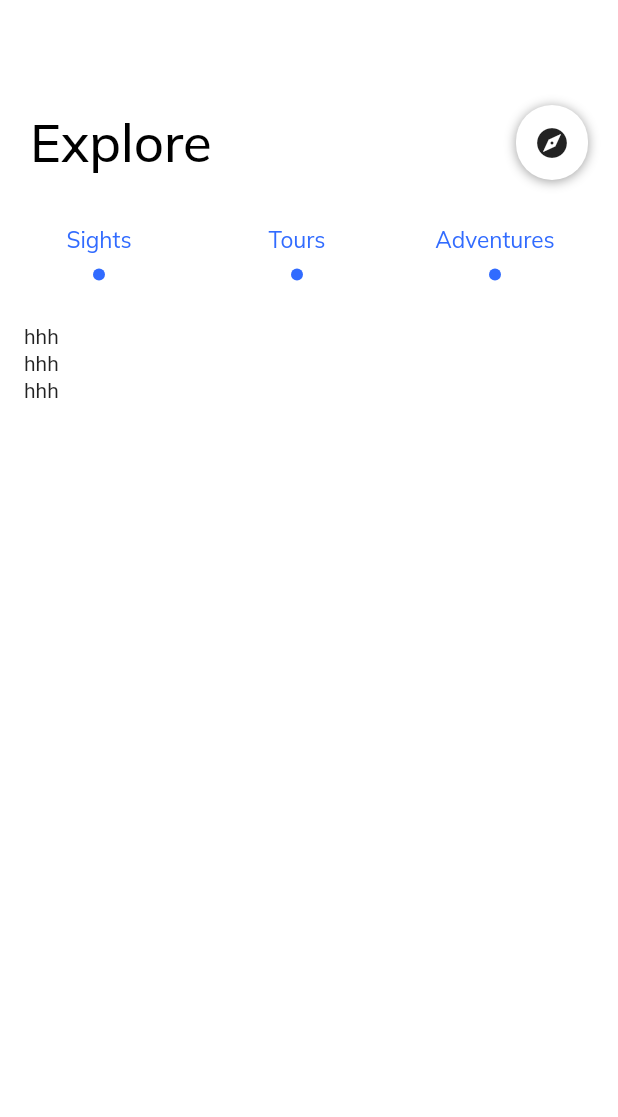
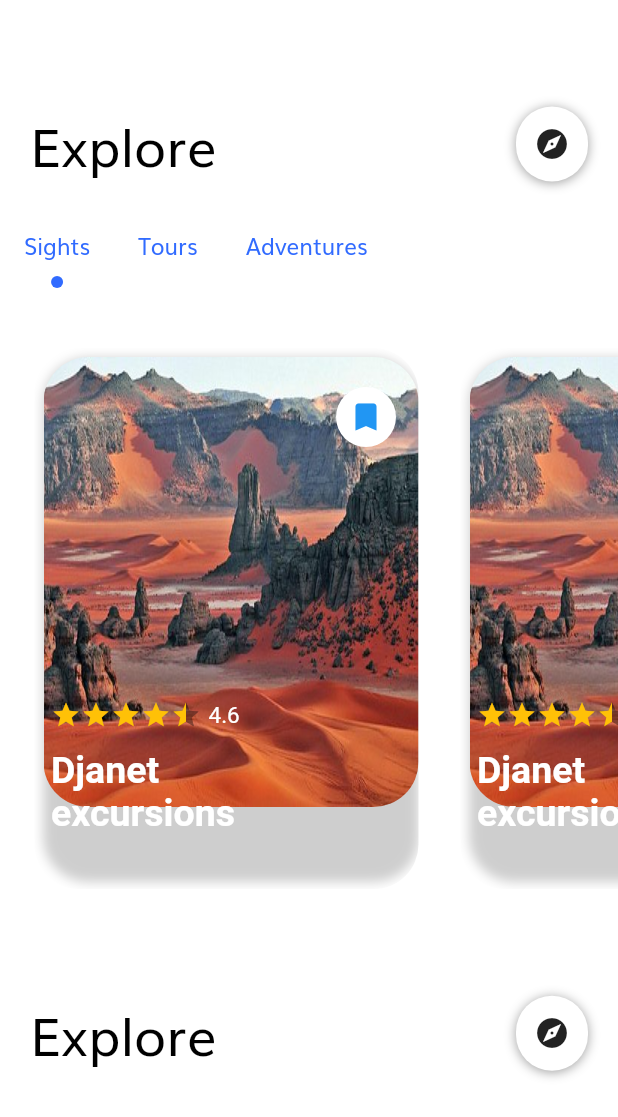
Before and after one commit to Djihanegh/FlutterTravelApp, a Flutter app: the screen it shows after launch, on a phone screen of 412 x 824 dp. Shown: the top 1117 px of the screen. Run offline on Flutter 3.47's test engine with Material 2 defaults, Android fonts, the phone set to English and light mode, and no system bars; drawn by our look-alikes of flutter_rating_bar; our stand-ins replace google_fonts; Roboto replaces fonts that are missing (Hind).

Commit message:
added sight item

```diff
--- a/lib/presentation/pages/home/components/body.dart
+++ b/lib/presentation/pages/home/components/body.dart
@@ -1,5 +1,8 @@
 import 'package:flutter/material.dart';
+import 'package:travel_app/presentation/pages/home/components/sight_item.dart';
+import 'package:travel_app/presentation/pages/home/components/tab_text.dart';
 import 'package:travel_app/utils/constants.dart';
+import 'package:travel_app/utils/size_config.dart';
 
 import 'explore_text.dart';
 
@@ -13,13 +16,12 @@ class Body extends StatefulWidget {
 class _BodyState extends State<Body> with SingleTickerProviderStateMixin {
   // Declarations
   TabController? _tabController;
-  List<Widget> tabs = [];
-  List<Visibility> widgets = [];
-  int selectedIndex = 0;
+  List<Widget> _tabs = [];
+  List<Visibility> _widgets = [];
+  int _selectedIndex = 0;
   int i = 0;
 
-  // Data
-  List<String> categories = ["Sights", "Tours", "Adventures"];
+  List<String> _categories = ["Sights", "Tours", "Adventures"];
 
   @override
   void initState() {
@@ -28,21 +30,22 @@ class _BodyState extends State<Body> with SingleTickerProviderStateMixin {
     _tabController = new TabController(
       length: 3,
       vsync: this,
-      initialIndex: selectedIndex,
+      initialIndex: _selectedIndex,
     );
-    tabs = List.filled(3, Container());
+    _tabs = List.filled(3, Container());
     buildTab();
   }
 
   void buildTab() {
-    categories.forEach((element) {
-      tabs[i] = Container(
-          width: 100,
+    for (int i = 0; i < 3; i++) {
+      _tabs[i] =
+
+          Container(
               child: Column(
                 children: [
                   Container(
                       child: Text(
-                element,
+                    _categories[i],
                     style: TextStyle(
                         fontSize: 15.0,
                         fontFamily: 'Muli',
@@ -51,48 +54,62 @@ class _BodyState extends State<Body> with SingleTickerProviderStateMixin {
                   )),
                   Padding(
                     padding: EdgeInsets.only(top: 10),
-                  child: Container(
+                    child: GestureDetector(
+                        child: _selectedIndex == i
+                            ? Container(
                                 decoration: BoxDecoration(
                                   borderRadius: BorderRadius.circular(35),
                                   color: KPrimaryColor,
                                 ),
                                 height: 8,
                                 width: 8,
-                  ))
+                              )
+                            : Container(
+                                height: 8,
+                                width: 8,
+                              ),
+                        onTap: () {
+                          _selectedIndex = i;
+                        }),
+                  )
                 ],
               ));
-      i++;
-    });
+    }
+
   }
 
   @override
   Widget build(BuildContext context) {
+    final size = MediaQuery.of(context).size ;
+    buildTab();
     for (int i = 0; i < 3; i++) {
-      widgets.add(Visibility(
+      _widgets.add(Visibility(
         child: Padding(
-              padding: EdgeInsets.all(15),
+            padding: EdgeInsets.only(top: 20),
+            child: Container(
+
+                height: size.height *0.45  ,
+                width: size.width,
                 child: ListView.separated(
                   physics: ScrollPhysics(),
-                scrollDirection: Axis.vertical,
+                  scrollDirection: Axis.horizontal,
+
                   shrinkWrap: true,
                   itemCount: 3,
                   itemBuilder: (BuildContext context, index) {
-                  return Container(
-                      decoration: BoxDecoration(
-                        border: Border.all(color: Colors.white),
-                        borderRadius: BorderRadius.circular(7),
-                        color: Colors.white,
-                      ),
-                      child: Text("hhh"));
+                    return SightItem(imageUrl: '', name: "Djanet excursions", rating: 4.6, );
                   },
                   separatorBuilder: (BuildContext context, int index) {
                     return SizedBox(
-                    width: 10,
+                      width: 5,
                     );
                   },
-              ))));
+                ))),
+        maintainState: true,
+        visible: _selectedIndex == i,
+      ));
     }
-    ;
+
     return Column(
       children: [
         Padding(
@@ -108,10 +125,17 @@ class _BodyState extends State<Body> with SingleTickerProviderStateMixin {
                 controller: _tabController,
                 isScrollable: true,
                 onTap: (int index) {
+                  setState(() {
+                    _selectedIndex = index;
                     _tabController?.animateTo(index);
+                  });
                 },
-                tabs: tabs)),
-        IndexedStack(index: selectedIndex, children: widgets)
+                tabs: _tabs)),
+        IndexedStack(index: _selectedIndex, children: _widgets),
+        Padding(
+            padding: EdgeInsets.only(top: 70, left: 20, right: 20, bottom: 30),
+            child: ExploreText()),
+
       ],
     );
   }
--- /dev/null
+++ b/lib/presentation/pages/home/components/sight_item.dart
@@ -0,0 +1,134 @@
+import 'package:flutter/cupertino.dart';
+import 'package:flutter/material.dart';
+import 'package:flutter_rating_bar/flutter_rating_bar.dart';
+
+class SightItem extends StatefulWidget {
+  final String imageUrl;
+  final String name;
+  final double rating;
+
+  const SightItem(
+      {Key? key,
+      required this.imageUrl,
+      required this.rating,
+      required this.name})
+      : super(key: key);
+
+  @override
+  State<StatefulWidget> createState() {
+    return _SightItemState();
+  }
+}
+
+class _SightItemState extends State<SightItem> {
+  @override
+  Widget build(BuildContext context) {
+    return Padding(
+        padding: EdgeInsets.only(left: 23, right: 0, top: 10),
+        child: ClipRRect(
+            borderRadius: BorderRadius.all(Radius.circular(30)),
+            child: Container(
+                height: 300,
+                margin: const EdgeInsets.only(
+                  bottom: 6.0,
+                  top: 6,
+                  left: 6,
+                ),
+                decoration: BoxDecoration(
+                  borderRadius: BorderRadius.all(Radius.circular(30)),
+                  boxShadow: [
+                    BoxShadow(
+                      color: Colors.grey.withOpacity(0.5),
+                      offset: Offset(0.0, 1.0), //(x,y)
+                      blurRadius: 6.0,
+                    ),
+                  ],
+                ),
+                child: Stack(
+                  children: [
+                    Container(
+                      width: 250,
+                      height: 300,
+                      decoration: BoxDecoration(
+                        borderRadius: BorderRadius.all(Radius.circular(30)),
+                        image: DecorationImage(
+                          image: AssetImage('assets/images/djanet_2.jpg'),
+                          fit: BoxFit.fill,
+                        ),
+                      ),
+                    ),
+                    Positioned(
+                      top: 10,
+                      right: 5,
+                      child: Container(
+                          decoration: BoxDecoration(
+                            color: Colors.white,
+                            borderRadius: BorderRadius.circular(25.0),
+                          ),
+                          height: 40,
+                          width: 40,
+                          padding: EdgeInsets.all(5),
+                          margin: EdgeInsets.all(10),
+                          child: Icon(
+                            Icons.bookmark,
+                            color: Colors.blue,
+                          )),
+                    ),
+                    Positioned(
+                      bottom: 100,
+                      left: 5,
+                      child: Row(
+                        mainAxisAlignment: MainAxisAlignment.start,
+                        children: [
+                          RatingBar.builder(
+                            itemSize: 20,
+                            initialRating: widget.rating,
+                            minRating: 0,
+                            direction: Axis.horizontal,
+                            allowHalfRating: true,
+                            itemCount: 5,
+                            itemPadding: EdgeInsets.symmetric(horizontal: 0.0),
+                            itemBuilder: (context, _) => Icon(
+                              Icons.star,
+                              color: Colors.amber,
+                              size: 5,
+                            ),
+                            onRatingUpdate: (rating) {
+                              print(rating);
+                            },
+                          ),
+                          SizedBox(
+                            width: 5,
+                          ),
+                          Text(
+                            "${widget.rating}",
+                            style: TextStyle(color: Colors.white, fontSize: 15),
+                          ),
+                        ],
+                      ),
+                    ),
+                    Positioned(
+                        bottom: 30,
+                        left: 5,
+                        child: Column(
+                          children: [
+                            //Expanded(
+                            // child:
+                            Container(
+                                width: 150,
+                                child: Text(widget.name,
+                                    maxLines: 2,
+                                    overflow: TextOverflow.ellipsis,
+                                    textDirection: TextDirection.rtl,
+                                    textAlign: TextAlign.left,
+                                    style: TextStyle(
+                                        color: Colors.white,
+                                        fontSize: 25,
+                                        fontWeight: FontWeight.bold))),
+
+                          ],
+                        )),
+                  ],
+                ))));
+  }
+}
--- /dev/null
+++ b/lib/presentation/pages/home/components/tab_text.dart
@@ -0,0 +1,47 @@
+import 'package:flutter/material.dart';
+import 'package:travel_app/utils/constants.dart';
+import 'package:travel_app/utils/size_config.dart';
+
+class TabText extends StatefulWidget {
+  final String text;
+  final int selectedIndex;
+  final int i;
+  final Widget tabWidget;
+
+  const TabText(
+      {Key? key,
+      required this.text,
+      required this.tabWidget,
+      required this.selectedIndex,
+      required this.i})
+      : super(key: key);
+
+  @override
+  _TabTextState createState() => _TabTextState();
+}
+
+class _TabTextState extends State<TabText> {
+  @override
+  Widget build(BuildContext context) {
+    return Container(
+      height: 100,
+        width: SizeConfig.screenWidth! / 3.9,
+        child: Column(
+          children: [
+            Container(
+                child: Text(
+              widget.text,
+              style: TextStyle(
+                  fontSize: 15.0,
+                  fontFamily: 'Muli',
+                  fontWeight: FontWeight.w400,
+                  color: KPrimaryColor),
+            )),
+            Padding(
+              padding: EdgeInsets.only(top: 10),
+              child: widget.tabWidget,
+            )
+          ],
+        ));
+  }
+}
--- a/lib/presentation/pages/home/home_page.dart
+++ b/lib/presentation/pages/home/home_page.dart
@@ -1,4 +1,5 @@
 import 'package:flutter/material.dart';
+import 'package:travel_app/utils/size_config.dart';
 import 'components/body.dart';
 
 class HomePage extends StatelessWidget {
@@ -6,6 +7,7 @@ class HomePage extends StatelessWidget {
 
   @override
   Widget build(BuildContext context) {
+    SizeConfig().init(context);
     return Scaffold(
       backgroundColor: Colors.white,
       body: Body(),
```
Also changed, not shown: lib/main.dart (+0 -8 lines), pubspec.yaml (+7 -6 lines), assets/images/djanet_1.jpg (added), assets/images/djanet_2.jpg (added), lib/presentation/pages/home/components/popular_text.dart (added), pubspec.lock. Lines whose indentation alone changed are shown as unchanged.
